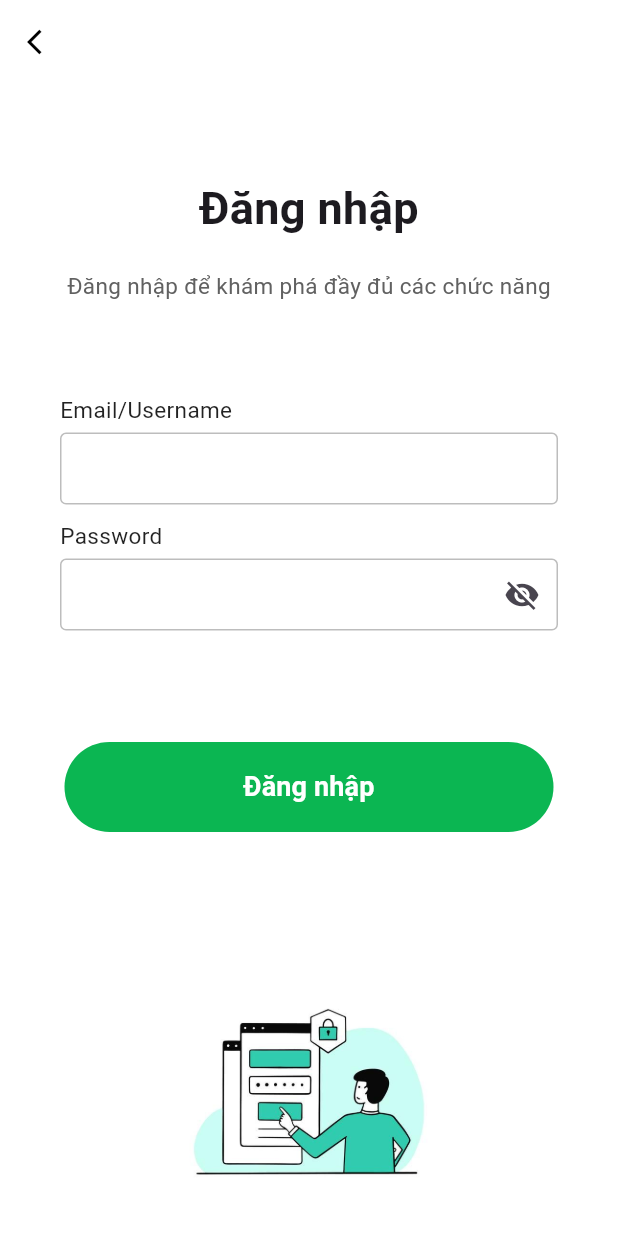
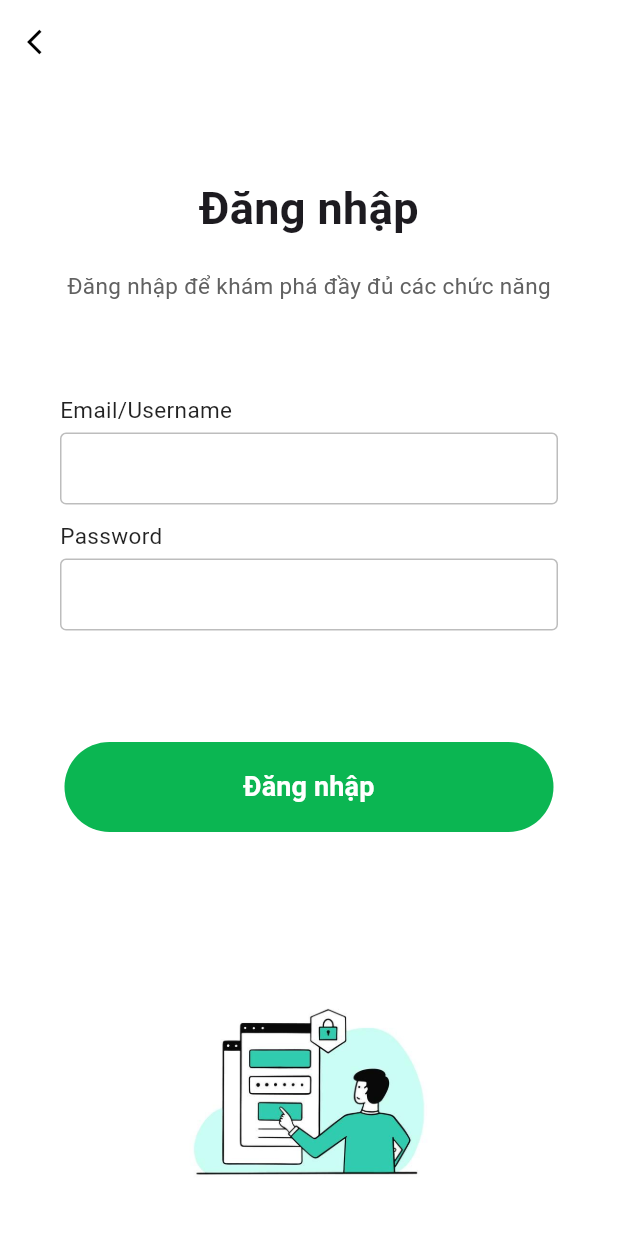
Before and after one commit to Anxiousz/HighSchoolPlatform-Mobile, a Flutter app: the LoginPage screen opened directly, on a phone screen of 412 x 824 dp. Run offline on Flutter 3.47's test engine with Material 3 defaults, Android fonts, the light colour scheme and no system bars; our stand-ins replace logger, shared_preferences; accounts and stored records are empty; network calls fail.

Commit message:
Update some functions - [Dhieu]

```diff
--- a/university_admission_portal_mobile/lib/screen/login.dart
+++ b/university_admission_portal_mobile/lib/screen/login.dart
@@ -1,4 +1,5 @@
 import 'package:flutter/material.dart';
+
 import 'package:flutter/services.dart';
 import 'package:uni_ad_portal/service/authentication_service.dart';
 
@@ -13,7 +14,6 @@ class _LoginPageState extends State<LoginPage> {
   final TextEditingController usernameController = TextEditingController();
   final TextEditingController passwordController = TextEditingController();
   final AuthenticationService _authService = AuthenticationService();
-  bool _isPasswordHidden = true; // Biến quản lý trạng thái ẩn/hiện mật khẩu
 
   @override
   void dispose() {
@@ -78,25 +78,11 @@ class _LoginPageState extends State<LoginPage> {
                             inputFile(
                               label: "Email/Username",
                               controller: usernameController,
-                              obscureText: false, // Không ẩn cho trường email
                             ),
                             inputFile(
                               label: "Password",
-                              obscureText:
-                                  _isPasswordHidden, // Sử dụng biến bool cho mật khẩu
+                              obscureText: true,
                               controller: passwordController,
-                              suffixIcon: IconButton(
-                                icon: Icon(
-                                  _isPasswordHidden
-                                      ? Icons.visibility_off
-                                      : Icons.visibility,
-                                ),
-                                onPressed: () {
-                                  setState(() {
-                                    _isPasswordHidden = !_isPasswordHidden;
-                                  });
-                                },
-                              ),
                             ),
                           ],
                         ),
@@ -155,9 +141,8 @@ class _LoginPageState extends State<LoginPage> {
 
 Widget inputFile({
   required String label,
+  bool obscureText = false,
   required TextEditingController controller,
-  bool obscureText = false, // Chắc chắn rằng giá trị mặc định là bool
-  Widget? suffixIcon,
 }) {
   return Column(
     crossAxisAlignment: CrossAxisAlignment.start,
@@ -173,7 +158,7 @@ Widget inputFile({
       const SizedBox(height: 5),
       TextField(
         controller: controller,
-        obscureText: obscureText, // Đảm bảo giá trị này là kiểu bool
+        obscureText: obscureText,
         decoration: InputDecoration(
           contentPadding:
               const EdgeInsets.symmetric(vertical: 0, horizontal: 10),
@@ -183,7 +168,6 @@ Widget inputFile({
           border: OutlineInputBorder(
             borderSide: BorderSide(color: (Colors.grey[400])!),
           ),
-          suffixIcon: suffixIcon, // Đảm bảo suffixIcon được gán đúng
         ),
       ),
       const SizedBox(height: 10),
--- a/university_admission_portal_mobile/pubspec.yaml
+++ b/university_admission_portal_mobile/pubspec.yaml
@@ -37,6 +37,7 @@ dependencies:
   intl: ^0.19.0
   http: ^1.2.2
   logger: ^2.4.0
+  shared_preferences: ^2.3.2
 
 dev_dependencies:
   flutter_test:
```
Also changed, not shown: university_admission_portal_mobile/lib/helper/sharedpreferenceshelper.dart (added, +32 -0 lines), university_admission_portal_mobile/lib/main.dart (+23 -12 lines), university_admission_portal_mobile/lib/models/logininfo.dart (added, +28 -0 lines), university_admission_portal_mobile/lib/screen/account_screen.dart (+36 -12 lines), university_admission_portal_mobile/lib/screen/homepage.dart (+6 -2 lines), university_admission_portal_mobile/lib/screen/uni_major_fav_list.dart (+17 -0 lines), university_admission_portal_mobile/lib/service/authentication_service.dart (+9 -9 lines).
